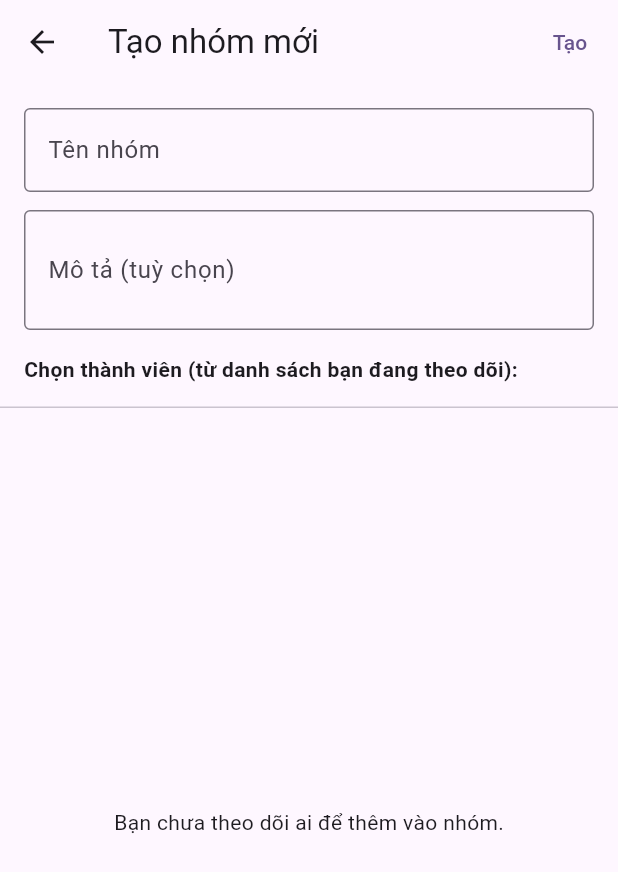
After one commit to tkhoaaa/DuAN_KMESSApp, a Flutter app: the ConversationsPage screen opened directly, after a tap on the "group add" icon, on a phone screen of 412 x 824 dp. The commit adds this screen. Shown: the top 872 px of the screen. Run offline on Flutter 3.47's test engine with Material 3 defaults, Android fonts, the phone set to English and light mode, and no system bars; our stand-ins replace cloud_firestore, firebase_auth, firebase_core, firebase_storage, google_sign_in, image_picker and 1 more; missing offline and left inert: video_thumbnail; accounts and stored records are empty.

Commit message:
: update upload chức năng tạo nhóm mess

```diff
--- a/lib/features/chat/models/conversation_summary.dart
+++ b/lib/features/chat/models/conversation_summary.dart
@@ -7,6 +7,9 @@ class ConversationSummary {
     required this.participantIds,
     this.name,
     this.avatarUrl,
+    this.description,
+    this.adminIds = const [],
+    this.membersCount,
     this.lastMessagePreview,
     this.lastMessageSenderId,
     this.lastMessageAt,
@@ -17,6 +20,9 @@ class ConversationSummary {
   final List<String> participantIds;
   final String? name;
   final String? avatarUrl;
+  final String? description;
+  final List<String> adminIds;
+  final int? membersCount;
   final String? lastMessagePreview;
   final String? lastMessageSenderId;
   final DateTime? lastMessageAt;
@@ -34,10 +40,17 @@ class ConversationSummary {
           .toList(),
       name: data['name'] as String?,
       avatarUrl: data['avatarUrl'] as String?,
+      description: data['description'] as String?,
+      adminIds: (data['admins'] as List<dynamic>? ?? [])
+          .map((e) => e.toString())
+          .toList(),
+      membersCount: data['membersCount'] as int?,
       lastMessagePreview: lastMessage?['text'] as String?,
       lastMessageSenderId: lastMessage?['senderId'] as String?,
       lastMessageAt:
           (lastMessage?['createdAt'] as Timestamp?)?.toDate(),
     );
   }
+
+  bool get isGroup => type == 'group';
 }
--- a/lib/features/chat/pages/conversations_page.dart
+++ b/lib/features/chat/pages/conversations_page.dart
@@ -4,6 +4,7 @@ import 'package:flutter/material.dart';
 import '../../auth/auth_repository.dart';
 import '../services/conversation_service.dart';
 import 'chat_detail_page.dart';
+import 'create_group_page.dart';
 
 class ConversationsPage extends StatefulWidget {
   const ConversationsPage({super.key});
@@ -35,6 +36,20 @@ class _ConversationsPageState extends State<ConversationsPage> {
     return Scaffold(
       appBar: AppBar(
         title: const Text('Hội thoại'),
+        actions: [
+          IconButton(
+            icon: const Icon(Icons.group_add),
+            tooltip: 'Tạo nhóm mới',
+            onPressed: () async {
+              if (uid == null) return;
+              await Navigator.of(context).push(
+                MaterialPageRoute(
+                  builder: (_) => const CreateGroupPage(),
+                ),
+              );
+            },
+          ),
+        ],
       ),
       body: StreamBuilder(
         stream: _conversationService.watchConversationEntries(uid),
--- /dev/null
+++ b/lib/features/chat/pages/create_group_page.dart
@@ -0,0 +1,194 @@
+import 'package:flutter/material.dart';
+
+import '../../auth/auth_repository.dart';
+import '../../follow/services/follow_service.dart';
+import '../../follow/services/follow_service.dart' show FollowEntry;
+import '../services/conversation_service.dart';
+
+class CreateGroupPage extends StatefulWidget {
+  const CreateGroupPage({super.key});
+
+  @override
+  State<CreateGroupPage> createState() => _CreateGroupPageState();
+}
+
+class _CreateGroupPageState extends State<CreateGroupPage> {
+  final TextEditingController _nameController = TextEditingController();
+  final TextEditingController _descriptionController = TextEditingController();
+  final ConversationService _conversationService = ConversationService();
+  final FollowService _followService = FollowService();
+  final Set<String> _selectedUids = <String>{};
+  bool _isCreating = false;
+
+  @override
+  void dispose() {
+    _nameController.dispose();
+    _descriptionController.dispose();
+    super.dispose();
+  }
+
+  Future<void> _createGroup() async {
+    final user = authRepository.currentUser();
+    if (user == null) return;
+
+    final name = _nameController.text.trim();
+    if (name.isEmpty) {
+      ScaffoldMessenger.of(context).showSnackBar(
+        const SnackBar(content: Text('Vui lòng nhập tên nhóm.')),
+      );
+      return;
+    }
+    if (_selectedUids.isEmpty) {
+      ScaffoldMessenger.of(context).showSnackBar(
+        const SnackBar(content: Text('Vui lòng chọn ít nhất 1 thành viên.')),
+      );
+      return;
+    }
+
+    setState(() {
+      _isCreating = true;
+    });
+
+    try {
+      await _conversationService.createGroup(
+        ownerUid: user.uid,
+        memberIds: _selectedUids.toList(),
+        name: name,
+        description: _descriptionController.text.trim().isEmpty
+            ? null
+            : _descriptionController.text.trim(),
+      );
+      if (!mounted) return;
+      Navigator.of(context).pop();
+    } catch (e) {
+      if (mounted) {
+        ScaffoldMessenger.of(context).showSnackBar(
+          SnackBar(content: Text('Không thể tạo nhóm: $e')),
+        );
+      }
+    } finally {
+      if (mounted) {
+        setState(() {
+          _isCreating = false;
+        });
+      }
+    }
+  }
+
+  @override
+  Widget build(BuildContext context) {
+    final user = authRepository.currentUser();
+    if (user == null) {
+      return const Scaffold(
+        body: Center(child: Text('Bạn cần đăng nhập để tạo nhóm.')),
+      );
+    }
+
+    return Scaffold(
+      appBar: AppBar(
+        title: const Text('Tạo nhóm mới'),
+        actions: [
+          TextButton(
+            onPressed: _isCreating ? null : _createGroup,
+            child: _isCreating
+                ? const SizedBox(
+                    width: 16,
+                    height: 16,
+                    child: CircularProgressIndicator(strokeWidth: 2),
+                  )
+                : const Text('Tạo'),
+          ),
+        ],
+      ),
+      body: Column(
+        children: [
+          Padding(
+            padding: const EdgeInsets.all(16),
+            child: Column(
+              crossAxisAlignment: CrossAxisAlignment.stretch,
+              children: [
+                TextField(
+                  controller: _nameController,
+                  decoration: const InputDecoration(
+                    labelText: 'Tên nhóm',
+                    border: OutlineInputBorder(),
+                  ),
+                ),
+                const SizedBox(height: 12),
+                TextField(
+                  controller: _descriptionController,
+                  maxLines: 2,
+                  decoration: const InputDecoration(
+                    labelText: 'Mô tả (tuỳ chọn)',
+                    border: OutlineInputBorder(),
+                  ),
+                ),
+                const SizedBox(height: 16),
+                const Align(
+                  alignment: Alignment.centerLeft,
+                  child: Text(
+                    'Chọn thành viên (từ danh sách bạn đang theo dõi):',
+                    style: TextStyle(fontWeight: FontWeight.w600),
+                  ),
+                ),
+              ],
+            ),
+          ),
+          const Divider(height: 0),
+          Expanded(
+            child: StreamBuilder<List<FollowEntry>>(
+              stream: _followService.watchFollowingEntries(user.uid),
+              builder: (context, snapshot) {
+                if (snapshot.connectionState == ConnectionState.waiting) {
+                  return const Center(child: CircularProgressIndicator());
+                }
+                final entries = snapshot.data ?? [];
+                if (entries.isEmpty) {
+                  return const Center(
+                    child: Text('Bạn chưa theo dõi ai để thêm vào nhóm.'),
+                  );
+                }
+                return ListView.builder(
+                  itemCount: entries.length,
+                  itemBuilder: (context, index) {
+                    final entry = entries[index];
+                    final profile = entry.profile;
+                    final uid = entry.uid;
+                    final title = profile?.displayName?.isNotEmpty == true
+                        ? profile!.displayName!
+                        : (profile?.email?.isNotEmpty == true
+                            ? profile!.email!
+                            : uid);
+                    final avatarUrl = profile?.photoUrl;
+                    final selected = _selectedUids.contains(uid);
+                    return CheckboxListTile(
+                      value: selected,
+                      onChanged: (v) {
+                        setState(() {
+                          if (v == true) {
+                            _selectedUids.add(uid);
+                          } else {
+                            _selectedUids.remove(uid);
+                          }
+                        });
+                      },
+                      title: Text(title),
+                      secondary: CircleAvatar(
+                        backgroundImage: avatarUrl != null
+                            ? NetworkImage(avatarUrl)
+                            : null,
+                        child: avatarUrl == null
+                            ? const Icon(Icons.person)
+                            : null,
+                      ),
+                    );
+                  },
+                );
+              },
+            ),
+          ),
+        ],
+      ),
+    );
+  }
+}
```
Also changed, not shown: lib/features/chat/repositories/chat_repository.dart (+247 -0 lines), lib/features/chat/services/conversation_service.dart (+81 -0 lines), 4 other files.
